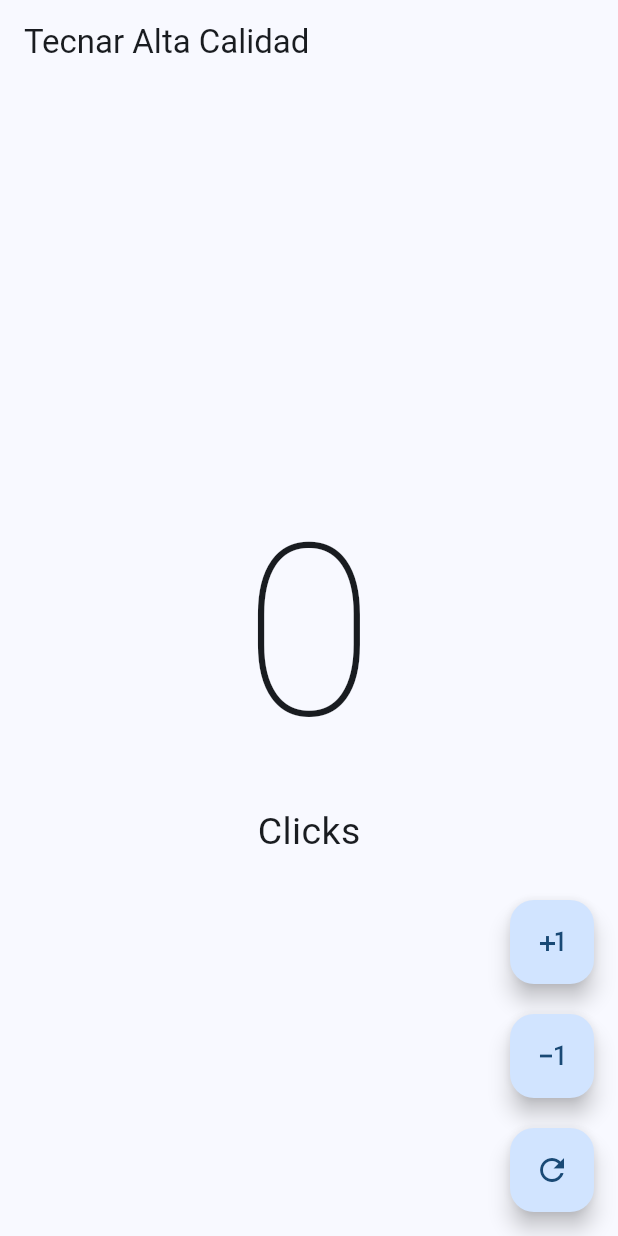
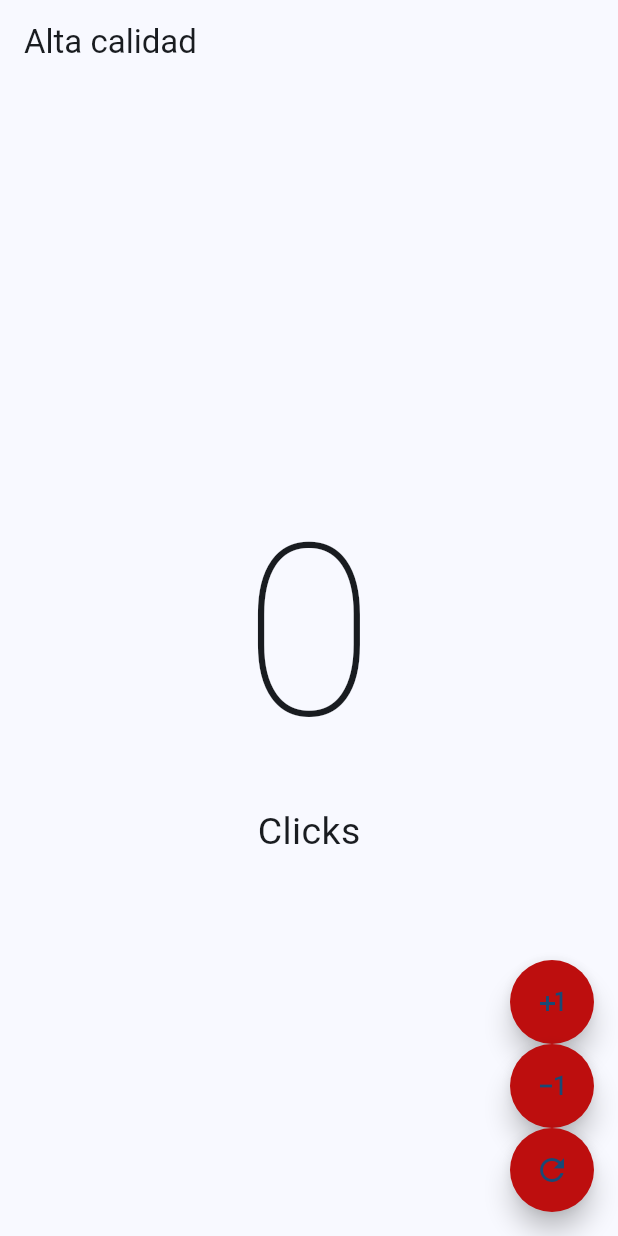
Before and after one commit to IsaacSierraHerrera-ing/isaacsierra24, a Flutter app: the screen it shows after launch, on a phone screen of 412 x 824 dp. Run offline on Flutter 3.47's test engine with Material 3 defaults, Android fonts, the light colour scheme and no system bars.

Commit message:
Implement HomeScreen with counter functionality and custom buttons

```diff
--- /dev/null
+++ b/lib/home_screen.dart
@@ -0,0 +1,90 @@
+import 'package:flutter/material.dart';
+
+void main() {
+  runApp(const HomeScreen());
+}
+
+class HomeScreen extends StatefulWidget {
+  const HomeScreen({super.key});
+
+  @override
+  State<HomeScreen> createState() => _MyappState();
+}
+
+class _MyappState extends State<HomeScreen> {
+  int counter = 0;
+
+  @override
+  Widget build(BuildContext context) {
+    return MaterialApp(
+      debugShowCheckedModeBanner: false,
+      theme: ThemeData(useMaterial3: true, colorSchemeSeed: Colors.blue),
+      home: Scaffold(
+        appBar: AppBar(title: const Text('Alta calidad')),
+        body: Center(
+          child: Column(
+            mainAxisAlignment: MainAxisAlignment.center,
+            children: [
+              Text(
+                '$counter',
+                style: TextStyle(fontSize: 160, fontWeight: FontWeight.w100),
+              ),
+              Text(
+                counter == 1 ? 'Click' : 'Clicks',
+                style: TextStyle(fontSize: 25),
+              ),
+            ],
+          ),
+        ),
+        floatingActionButton: Column(
+          mainAxisAlignment: MainAxisAlignment.end,
+          children: [
+            _CustomButton(
+              icon: Icons.plus_one_outlined,
+              onPressed: () {
+                setState(() {
+                  counter++;
+                });
+              },
+            ),
+            _CustomButton(
+              icon: Icons.exposure_minus_1_outlined,
+              onPressed: () {
+                setState(() {
+                  if (counter == 0) return;
+                  counter--;
+                });
+              },
+            ),
+            _CustomButton(
+              icon: Icons.refresh,
+              onPressed: () {
+                setState(() {
+                  counter = 0;
+                });
+              },
+            ),
+          ],
+        ),
+      ),
+    );
+  }
+}
+
+class _CustomButton extends StatelessWidget {
+  final IconData icon;
+  final VoidCallback onPressed;
+
+  const _CustomButton({required this.icon, required this.onPressed});
+
+  @override
+  Widget build(BuildContext context) {
+    return FloatingActionButton(
+      shape: CircleBorder(),
+      backgroundColor: Color.fromRGBO(189, 14, 14, 1),
+      elevation: 7,
+      onPressed: onPressed,
+      child: Icon(icon),
+    );
+  }
+}
--- a/lib/main.dart
+++ b/lib/main.dart
@@ -1,76 +1,29 @@
 import 'package:flutter/material.dart';
+import 'package:isaacsierra24/home_screen.dart';
 
 void main() {
   runApp(const MyApp());
 }
 
 class MyApp extends StatefulWidget {
-  const new({super.key});
+  const MyApp({super.key});
 
   @override
-  State<MyApp> createState() => _MyAppState();
+  State createState() => _MyAppState();
 }
 
-class _MyAppState extends State<MyApp> {
+class _MyAppState extends State {
   int counter = 0;
 
   @override
   Widget build(BuildContext context) {
     return MaterialApp(
       debugShowCheckedModeBanner: false,
-      theme: ThemeData(useMaterial3: true, colorSchemeSeed: Colors.blue),
-      home: Scaffold(
-        appBar: AppBar(title: const Text('Tecnar Alta Calidad')),
-        body: Center(
-          child: Column(
-            mainAxisAlignment: MainAxisAlignment.center,
-            children: [
-              Text(
-                '$counter',
-                style: TextStyle(fontSize: 160, fontWeight: FontWeight.w100),
-              ),
-              Text(
-                'Click${counter == 1 ? '' : 's'}',
-                style: TextStyle(fontSize: 25),
-              ),
-            ],
-          ),
-        ),
-        floatingActionButton: Column(
-          mainAxisAlignment: MainAxisAlignment.end,
-          children: [
-            FloatingActionButton(
-              child: Icon(Icons.plus_one),
-              onPressed: () {
-                setState(() {});
-                counter++;
-              },
-            ),
-
-            SizedBox(height: 20),
-            FloatingActionButton(
-              child: Icon(Icons.exposure_minus_1),
-              onPressed: () {
-                setState(() {
-                  if (counter == 0) return;
-
-                  counter--;
-                });
-              },
-            ),
-
-            SizedBox(height: 20),
-            FloatingActionButton(
-              child: Icon(Icons.refresh),
-              onPressed: () {
-                setState(() {
-                  counter = 0;
-                });
-              },
-            ),
-          ],
-        ),
+      theme: ThemeData(
+        useMaterial3: true,
+        colorSchemeSeed: const Color.fromARGB(255, 43, 135, 209),
       ),
+      home: HomeScreen(),
     );
   }
 }
```
